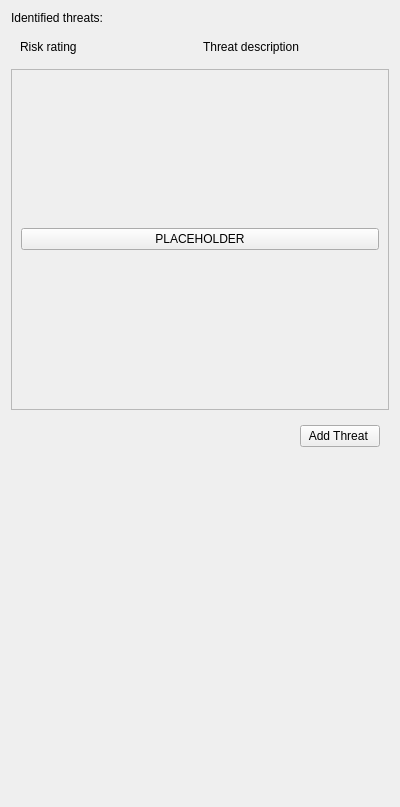
The window that iotpentool/gui/threats.ui (sarunasil/iotPenTool) describes before a commit, drawn with Qt 5.
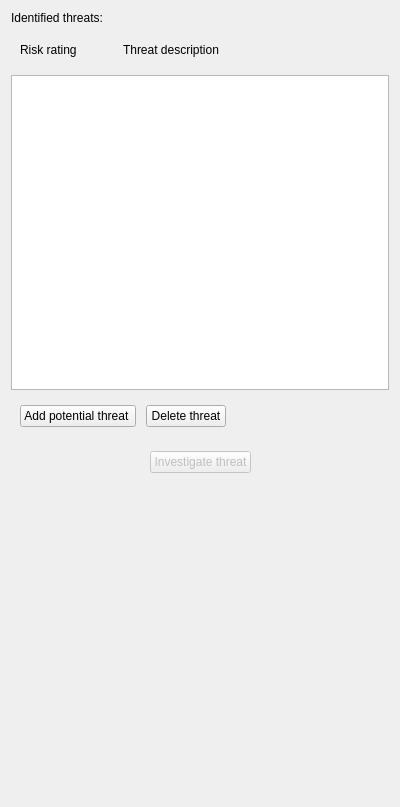
The same window after the commit.

Commit message: wired EntryPoints gui, updated and simplified other gui tabs, added examples in field placeholders as explanations

What changed in the file:
```diff
--- a/iotpentool/gui/threats.ui
+++ b/iotpentool/gui/threats.ui
@@ -31,6 +31,22 @@
         </property>
        </widget>
       </item>
+      <item>
+       <spacer name="horizontalSpacer_3">
+        <property name="orientation">
+         <enum>Qt::Horizontal</enum>
+        </property>
+        <property name="sizeType">
+         <enum>QSizePolicy::Minimum</enum>
+        </property>
+        <property name="sizeHint" stdset="0">
+         <size>
+          <width>40</width>
+          <height>20</height>
+         </size>
+        </property>
+       </spacer>
+      </item>
       <item>
        <widget class="QLabel" name="label_3">
         <property name="text">
@@ -38,57 +54,99 @@
         </property>
        </widget>
       </item>
+      <item>
+       <spacer name="horizontalSpacer_2">
+        <property name="orientation">
+         <enum>Qt::Horizontal</enum>
+        </property>
+        <property name="sizeHint" stdset="0">
+         <size>
+          <width>40</width>
+          <height>20</height>
+         </size>
+        </property>
+       </spacer>
+      </item>
      </layout>
     </widget>
    </item>
    <item>
-    <widget class="QScrollArea" name="scrollArea">
-     <property name="widgetResizable">
-      <bool>true</bool>
-     </property>
-     <widget class="QWidget" name="scrollAreaWidgetContents">
-      <property name="geometry">
-       <rect>
-        <x>0</x>
-        <y>0</y>
-        <width>380</width>
-        <height>333</height>
-       </rect>
-      </property>
-      <layout class="QVBoxLayout" name="verticalLayout">
-       <item>
-        <widget class="QPushButton" name="pushButton">
-         <property name="text">
-          <string>PLACEHOLDER</string>
-         </property>
-        </widget>
-       </item>
-      </layout>
-     </widget>
-    </widget>
+    <widget class="QListWidget" name="display_list_widget"/>
    </item>
    <item>
     <widget class="QWidget" name="widget" native="true">
      <layout class="QHBoxLayout" name="horizontalLayout">
-      <item>
-       <spacer name="horizontalSpacer">
-        <property name="orientation">
-         <enum>Qt::Horizontal</enum>
-        </property>
-        <property name="sizeHint" stdset="0">
-         <size>
-          <width>40</width>
-          <height>20</height>
-         </size>
-        </property>
-       </spacer>
-      </item>
+      <property name="spacing">
+       <number>10</number>
+      </property>
       <item>
        <widget class="QPushButton" name="add_threat_button">
         <property name="text">
-         <string>Add Threat </string>
+         <string>Add potential threat </string>
         </property>
        </widget>
+      </item>
+      <item>
+       <widget class="QPushButton" name="pushButton">
+        <property name="text">
+         <string>Delete threat</string>
+        </property>
+       </widget>
+      </item>
+      <item>
+       <spacer name="horizontalSpacer">
+        <property name="orientation">
+         <enum>Qt::Horizontal</enum>
+        </property>
+        <property name="sizeHint" stdset="0">
+         <size>
+          <width>40</width>
+          <height>20</height>
+         </size>
+        </property>
+       </spacer>
+      </item>
+     </layout>
+    </widget>
+   </item>
+   <item>
+    <widget class="QWidget" name="widget_3" native="true">
+     <layout class="QHBoxLayout" name="horizontalLayout_3">
+      <item>
+       <spacer name="horizontalSpacer_4">
+        <property name="orientation">
+         <enum>Qt::Horizontal</enum>
+        </property>
+        <property name="sizeHint" stdset="0">
+         <size>
+          <width>40</width>
+          <height>20</height>
+         </size>
+        </property>
+       </spacer>
+      </item>
+      <item>
+       <widget class="QPushButton" name="pushButton_2">
+        <property name="enabled">
+         <bool>false</bool>
+        </property>
+        <property name="text">
+         <string>Investigate threat</string>
+        </property>
+       </widget>
+      </item>
+      <item>
+       <spacer name="horizontalSpacer_5">
+        <property name="orientation">
+         <enum>Qt::Horizontal</enum>
+        </property>
+        <property name="sizeHint" stdset="0">
+         <size>
+          <width>40</width>
+          <height>20</height>
+         </size>
+        </property>
+       </spacer>
       </item>
      </layout>
     </widget>
```
The commit also changes 13 other files.
